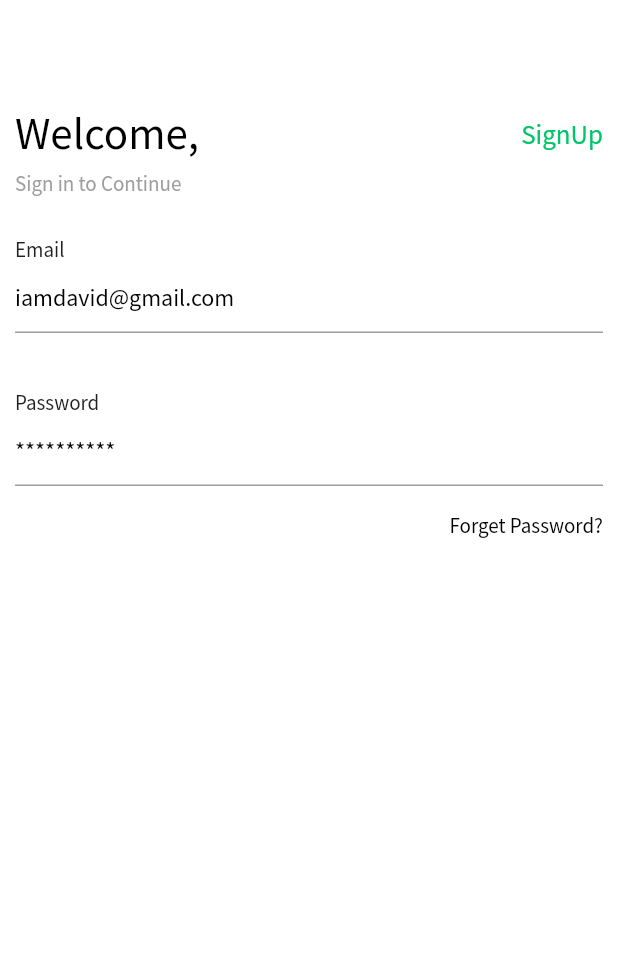
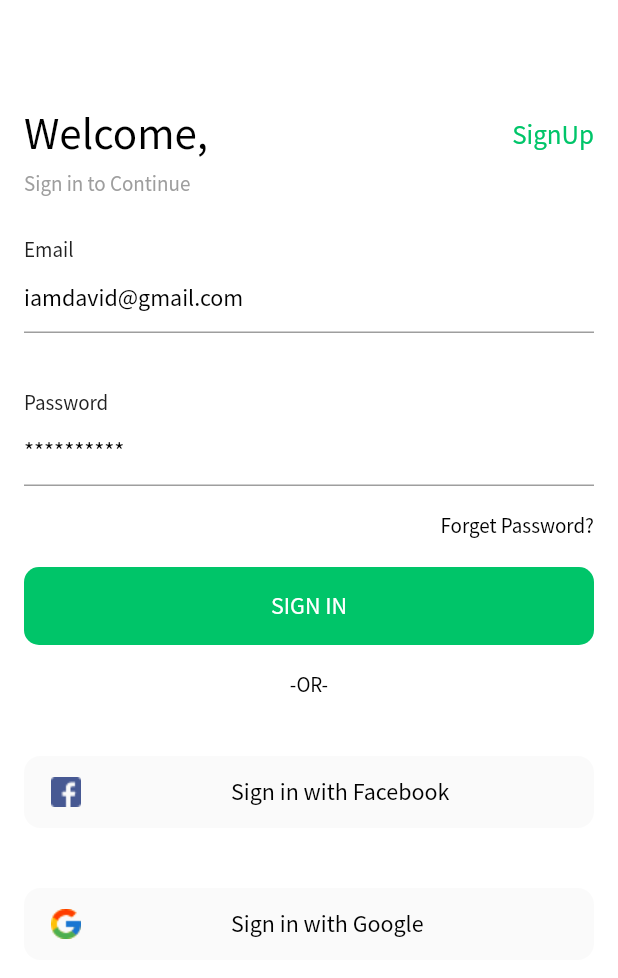
Before and after one commit to ahmed-hady-dev/ecommerce_pesacoder, a Flutter app: the screen it shows after launch, on a phone screen of 412 x 824 dp. Shown: the top 978 px of the screen. Run offline on Flutter 3.47's test engine with Material 2 defaults, Android fonts, the phone set to English and light mode, and no system bars; our stand-ins replace firebase_core, get; accounts and stored records are empty; generated files the repository leaves out were written again.

```diff
--- a/lib/main.dart
+++ b/lib/main.dart
@@ -3,10 +3,11 @@ import 'package:firebase_core/firebase_core.dart';
 import 'package:flutter/material.dart';
 import 'package:get/get.dart';
 
+import 'firebase_options.dart';
+
 void main() async {
   WidgetsFlutterBinding.ensureInitialized();
-  // await Firebase.initializeApp(options: DefaultFirebaseOptions.currentPlatform);
-
+  await Firebase.initializeApp(options: DefaultFirebaseOptions.currentPlatform);
   runApp(MyApp());
 }
 
--- a/lib/view/auth/login_view.dart
+++ b/lib/view/auth/login_view.dart
@@ -1,4 +1,6 @@
 import 'package:ecommerce_pesacoder/constants.dart';
+import 'package:ecommerce_pesacoder/view/widgets/custom_button.dart';
+import 'package:ecommerce_pesacoder/view/widgets/custom_button_social.dart';
 import 'package:ecommerce_pesacoder/view/widgets/custom_text.dart';
 import 'package:ecommerce_pesacoder/view/widgets/custom_text_form_field.dart';
 import 'package:flutter/material.dart';
@@ -17,8 +19,8 @@ class LoginView extends StatelessWidget {
       body: Padding(
         padding: const EdgeInsets.only(
           top: 20.0,
-          right: 10.0,
-          left: 10.0,
+          right: 16.0,
+          left: 16.0,
         ),
         child: Column(
           children: <Widget>[
@@ -65,6 +67,29 @@ class LoginView extends StatelessWidget {
                   fontSize: 14.0,
                   alignment: Alignment.topRight,
                 ),
+                const SizedBox(height: 20.0),
+                CustomButton(
+                  text: 'SIGN IN',
+                  onPress: () {},
+                ),
+                const SizedBox(height: 20.0),
+                CustomText(
+                  text: '-OR-',
+                  fontSize: 14.0,
+                  alignment: Alignment.center,
+                ),
+                const SizedBox(height: 40.0),
+                CustomButtonSocial(
+                  text: 'Sign in with Facebook',
+                  imageName: 'assets/images/facebook.png',
+                  onPress: () {},
+                ),
+                const SizedBox(height: 40.0),
+                CustomButtonSocial(
+                  text: 'Sign in with Google',
+                  imageName: 'assets/images/google.png',
+                  onPress: () {},
+                ),
               ],
             ),
           ],
--- /dev/null
+++ b/lib/view/widgets/custom_button.dart
@@ -0,0 +1,36 @@
+import 'package:flutter/material.dart';
+
+import '../../constants.dart';
+import 'custom_text.dart';
+
+class CustomButton extends StatelessWidget {
+  final String text;
+
+  final Color color;
+
+  final Function()? onPress;
+
+  CustomButton({
+    required this.onPress,
+    this.text = 'Write text ',
+    this.color = Constants.primaryColor,
+  });
+
+  @override
+  Widget build(BuildContext context) {
+    return ElevatedButton(
+      style: ElevatedButton.styleFrom(
+        shape: RoundedRectangleBorder(borderRadius: BorderRadius.circular(10.0)),
+        padding: EdgeInsets.all(18),
+        primary: color,
+        elevation: 0.0,
+      ),
+      onPressed: onPress,
+      child: CustomText(
+        alignment: Alignment.center,
+        text: text,
+        color: Colors.white,
+      ),
+    );
+  }
+}
--- /dev/null
+++ b/lib/view/widgets/custom_button_social.dart
@@ -0,0 +1,43 @@
+import 'package:flutter/material.dart';
+
+import 'custom_text.dart';
+
+class CustomButtonSocial extends StatelessWidget {
+  final String text;
+  final String imageName;
+  final Function onPress;
+
+  CustomButtonSocial({
+    required this.text,
+    required this.imageName,
+    required this.onPress,
+  });
+
+  @override
+  Widget build(BuildContext context) {
+    return Container(
+      decoration: BoxDecoration(
+        borderRadius: BorderRadius.circular(11),
+        color: Colors.grey.shade50,
+      ),
+      child: TextButton(
+        onPressed: onPress(),
+        style: TextButton.styleFrom(
+          shape: RoundedRectangleBorder(
+            borderRadius: BorderRadius.circular(10.0),
+          ),
+        ),
+        child: Row(
+          children: [
+            SizedBox(width: 10),
+            Image.asset(imageName),
+            SizedBox(width: 100),
+            CustomText(
+              text: text,
+            ),
+          ],
+        ),
+      ),
+    );
+  }
+}
--- a/pubspec.yaml
+++ b/pubspec.yaml
@@ -33,10 +33,10 @@ dependencies:
   cupertino_icons: ^1.0.5
   get: ^4.6.5
   google_sign_in: ^4.5.6
-  firebase_core: "0.5.3"
-  firebase_auth: "^0.18.4"
-  cloud_firestore: "^0.14.4"
   flutter_facebook_auth: "^1.0.0"
+  firebase_core: ^1.22.0
+  firebase_auth: ^3.8.0
+  cloud_firestore: ^3.4.7
 
 dev_dependencies:
   build_runner: ^1.10.0
```
Also changed, not shown: pubspec.lock, 1 other file.
